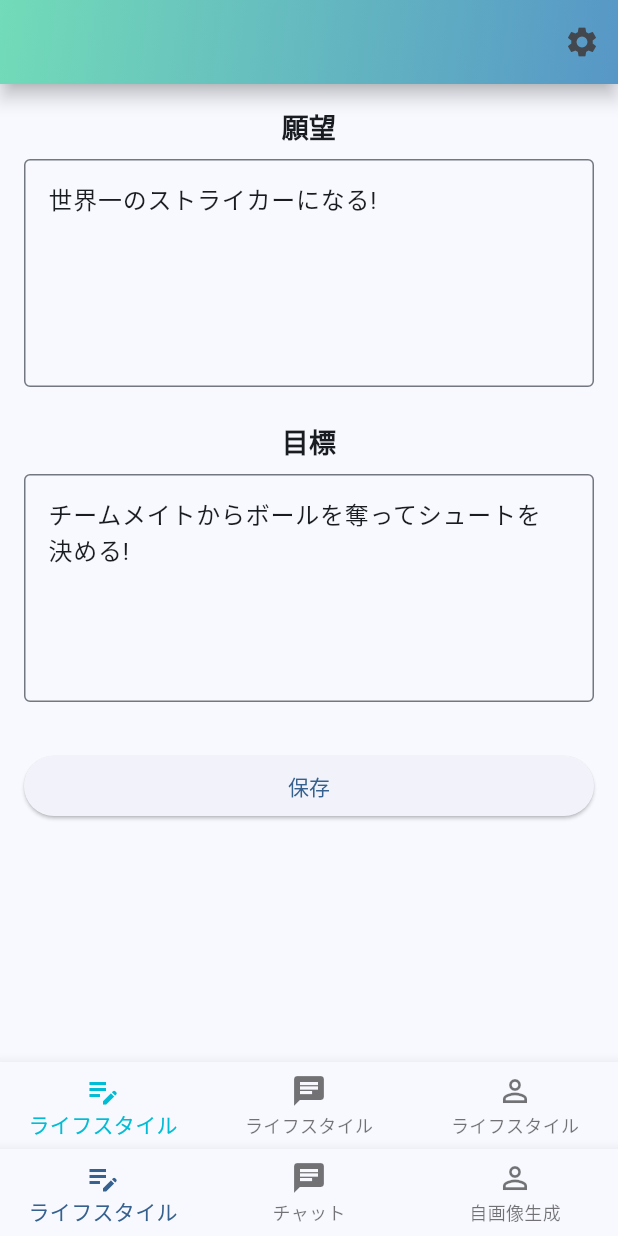
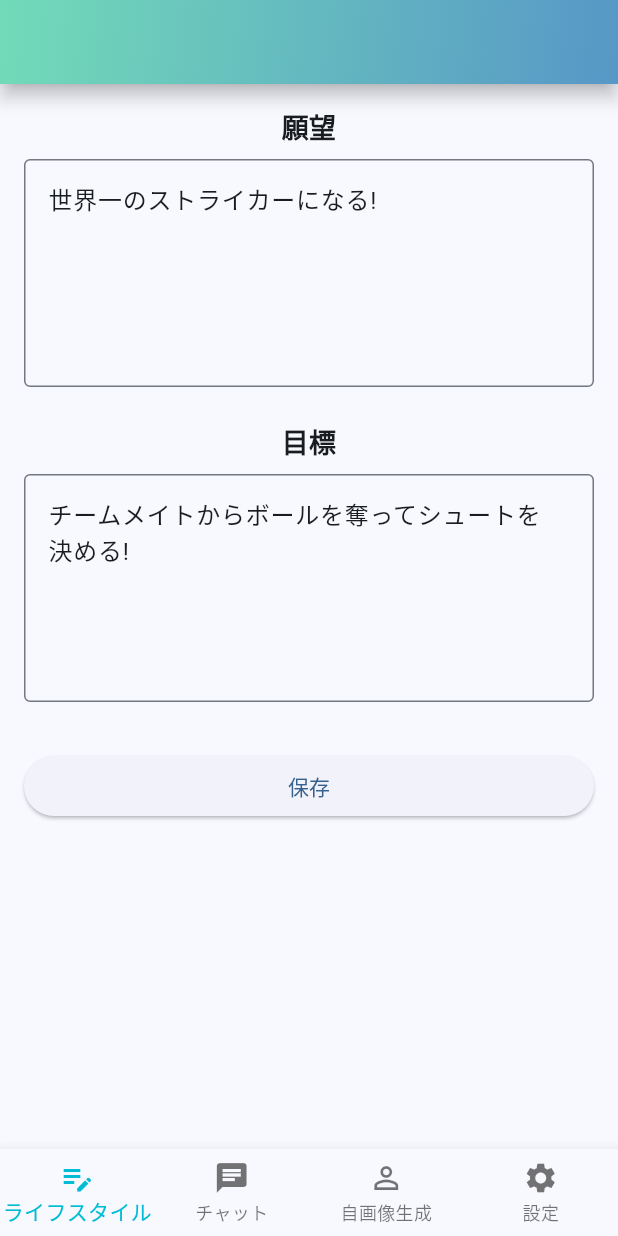
Before and after one commit to yamamomo2022/balance_ai_agent, a Flutter app: the BasePage screen opened directly, on a phone screen of 412 x 824 dp. Run offline on Flutter 3.47's test engine with Material 3 defaults, Android fonts, the phone set to English and light mode, and no system bars; our stand-ins replace dio, firebase_auth, firebase_core, flutter_chat_types, flutter_chat_ui, flutter_dotenv and 1 more; accounts and stored records are empty; generated files the repository leaves out were written again; network calls fail.

Commit message:
feat: add settings page and update navigation structure
- Added SettingPage to the TabItem enum for navigation.
- Updated LoginSignupPage to navigate to BasePage instead of LifestylePage.
- Removed CustomAppBar and AppBottomNavBar from ChatRoomPage, SelfImageGenerationPage, and SettingPage.
- Implemented a new AppBar design in BasePage with gradient background.
- Deleted unused AppBottomNavBar widget.

```diff
--- a/lib/enums/tab_item.dart
+++ b/lib/enums/tab_item.dart
@@ -1,3 +1,4 @@
+import 'package:balance_ai_agent/pages/setting_page.dart';
 import 'package:flutter/material.dart';
 import 'package:balance_ai_agent/pages/lifestyle_page.dart';
 import 'package:balance_ai_agent/pages/chat_room_page.dart';
@@ -18,6 +19,11 @@ enum TabItem {
     title: '自画像生成',
     icon: Icons.person_outline,
     page: SelfImageGenerationPage(),
+  ),
+  setting(
+    title: '設定',
+    icon: Icons.settings,
+    page: SettingPage(),
   );
 
   const TabItem({
--- a/lib/pages/base_page.dart
+++ b/lib/pages/base_page.dart
@@ -15,6 +15,24 @@ class BasePage extends HookWidget {
   Widget build(BuildContext context) {
     final currentTab = useState(TabItem.lifestyle);
     return Scaffold(
+      appBar: AppBar(
+        flexibleSpace: Container(
+          decoration: const BoxDecoration(
+            gradient: LinearGradient(
+              colors: [
+                Color.fromARGB(255, 114, 219, 184),
+                Color.fromARGB(255, 87, 151, 199)
+              ],
+              begin: Alignment.topLeft,
+              end: Alignment.bottomRight,
+            ),
+          ),
+        ),
+        elevation: 5,
+        scrolledUnderElevation: 10.0, // スクロール時の高さ
+        shadowColor: Colors.black, // 影の色
+        surfaceTintColor: Colors.transparent, // サーフェスの色合い
+      ),
       body: Stack(
         children: TabItem.values
             .map(
@@ -33,6 +51,7 @@ class BasePage extends HookWidget {
             .toList(),
       ),
       bottomNavigationBar: BottomNavigationBar(
+        selectedItemColor: Colors.cyan,
         type: BottomNavigationBarType.fixed,
         currentIndex: TabItem.values.indexOf(currentTab.value),
         items: TabItem.values
--- a/lib/pages/chat_room_page.dart
+++ b/lib/pages/chat_room_page.dart
@@ -2,12 +2,10 @@ import 'dart:convert';
 import 'dart:math';
 
 import 'package:balance_ai_agent/models/lifestyle.dart';
-import 'package:balance_ai_agent/widgets/app_bottom_nav_bar.dart';
 import 'package:flutter/material.dart';
 import 'package:flutter_chat_types/flutter_chat_types.dart' as types;
 import 'package:flutter_chat_ui/flutter_chat_ui.dart';
 
-import 'package:balance_ai_agent/widgets/custom_app_bar.dart';
 import 'package:dio/dio.dart';
 import 'package:balance_ai_agent/services/genkit_client.dart';
 
@@ -85,7 +83,6 @@ class ChatRoomPageState extends State<ChatRoomPage> {
 
   @override
   Widget build(BuildContext context) => Scaffold(
-        appBar: CustomAppBar(),
         body: Chat(
           user: _user,
           messages: _messages,
--- a/lib/pages/lifestyle_page.dart
+++ b/lib/pages/lifestyle_page.dart
@@ -1,7 +1,5 @@
-import 'package:balance_ai_agent/widgets/app_bottom_nav_bar.dart';
 import 'package:flutter/material.dart';
 import 'package:balance_ai_agent/models/lifestyle.dart'; // Lifestyle クラスの定義ファイルをインポート
-import 'package:balance_ai_agent/widgets/custom_app_bar.dart';
 import 'chat_room_page.dart';
 
 class LifestylePage extends StatefulWidget {
@@ -46,7 +44,6 @@ class _LifestylePageState extends State<LifestylePage> {
   @override
   Widget build(BuildContext context) {
     return Scaffold(
-        appBar: const CustomAppBar(),
       body: SingleChildScrollView(
         padding: const EdgeInsets.all(16),
         child: Column(
@@ -91,6 +88,6 @@ class _LifestylePageState extends State<LifestylePage> {
           ],
         ),
       ),
-        bottomNavigationBar: AppBottomNavBar(currentIndex: 0));
+    );
   }
 }
--- a/lib/pages/login_signup_page.dart
+++ b/lib/pages/login_signup_page.dart
@@ -1,8 +1,8 @@
-import 'package:balance_ai_agent/pages/lifestyle_page.dart';
 import 'package:flutter/material.dart';
 import 'package:balance_ai_agent/widgets/auth_form.dart';
 import 'signup_page.dart';
 import 'package:firebase_auth/firebase_auth.dart';
+import 'package:balance_ai_agent/pages/base_page.dart';
 
 class LoginSignupPage extends StatelessWidget {
   const LoginSignupPage({super.key});
@@ -42,8 +42,7 @@ class LoginSignupPage extends StatelessWidget {
                   // 匿名で使用する処理
                   Navigator.pushReplacement(
                     context,
-                    MaterialPageRoute(
-                        builder: (context) => const LifestylePage()),
+                    MaterialPageRoute(builder: (context) => const BasePage()),
                   );
                   try {
                     final userCredential =
--- a/lib/pages/self_image_generation_page.dart
+++ b/lib/pages/self_image_generation_page.dart
@@ -1,8 +1,6 @@
 import 'dart:typed_data';
 import 'package:flutter/material.dart';
 import 'package:balance_ai_agent/services/image_generation_service.dart';
-import 'package:balance_ai_agent/widgets/custom_app_bar.dart';
-import 'package:balance_ai_agent/widgets/app_bottom_nav_bar.dart';
 
 class SelfImageGenerationPage extends StatefulWidget {
   const SelfImageGenerationPage({super.key});
@@ -72,7 +70,6 @@ class _SelfImageGenerationPageState extends State<SelfImageGenerationPage> {
   Widget build(BuildContext context) {
     // Your existing build method...
     return Scaffold(
-      appBar: const CustomAppBar(),
       body: SingleChildScrollView(
         padding: const EdgeInsets.all(16.0),
         child: Column(
@@ -101,7 +98,6 @@ class _SelfImageGenerationPageState extends State<SelfImageGenerationPage> {
           ],
         ),
       ),
-      bottomNavigationBar: const AppBottomNavBar(currentIndex: 2),
     );
   }
 }
--- a/lib/widgets/app_bottom_nav_bar.dart
+++ /dev/null
@@ -1,71 +0,0 @@
-import 'package:balance_ai_agent/pages/self_image_generation_page.dart';
-import 'package:flutter/material.dart';
-import 'package:balance_ai_agent/pages/chat_room_page.dart';
-import 'package:balance_ai_agent/pages/lifestyle_page.dart';
-import 'package:balance_ai_agent/enums/tab_item.dart';
-
-class AppBottomNavBar extends StatelessWidget {
-  const AppBottomNavBar({
-    super.key,
-    required this.currentIndex,
-  });
-
-  final int currentIndex;
-
-  @override
-  Widget build(BuildContext context) {
-    return BottomNavigationBar(
-      currentIndex: currentIndex,
-      items: [
-        BottomNavigationBarItem(
-          icon: Icon(TabItem.lifestyle.icon),
-          label: TabItem.lifestyle.title,
-        ),
-        BottomNavigationBarItem(
-          icon: Icon(Icons.chat),
-          label: TabItem.lifestyle.title,
-        ),
-        BottomNavigationBarItem(
-          icon: Icon(Icons.person_outline),
-          label: TabItem.lifestyle.title,
-        ),
-      ],
-      selectedItemColor: Colors.cyan,
-      onTap: (index) {
-        // Don't navigate if we're already on this page
-        if (index == currentIndex) return;
-
-        switch (index) {
-          case 0:
-            if (context.widget is! LifestylePage) {
-              Navigator.pushReplacement(
-                context,
-                MaterialPageRoute<void>(
-                  builder: (BuildContext context) => const LifestylePage(),
-                ),
-              );
-            }
-          case 1:
-            if (context.widget is! ChatRoomPage) {
-              Navigator.pushReplacement(
-                context,
-                MaterialPageRoute<void>(
-                  builder: (BuildContext context) => const ChatRoomPage(),
-                ),
-              );
-            }
-          case 2:
-            if (context.widget is! SelfImageGenerationPage) {
-              Navigator.pushReplacement(
-                context,
-                MaterialPageRoute<void>(
-                  builder: (BuildContext context) =>
-                      const SelfImageGenerationPage(),
-                ),
-              );
-            }
-        }
-      },
-    );
-  }
-}
--- a/lib/widgets/custom_app_bar.dart
+++ b/lib/widgets/custom_app_bar.dart
@@ -14,20 +14,6 @@ class CustomAppBar extends StatelessWidget implements PreferredSizeWidget {
 
   @override
   Widget build(BuildContext context) {
-    final List<Widget> appBarActions = [
-      IconButton(
-        icon: const Icon(Icons.settings),
-        onPressed: () {
-          Navigator.push(
-            context,
-            MaterialPageRoute(
-              builder: (context) => const SettingPage(),
-            ),
-          );
-        },
-      )
-    ];
-
     return AppBar(
       flexibleSpace: Container(
         decoration: const BoxDecoration(
@@ -51,6 +37,6 @@ class CustomAppBar extends StatelessWidget implements PreferredSizeWidget {
               style: Theme.of(context).textTheme.labelLarge,
             )
           : Container(),
-        actions: appBarActions);
+    );
   }
 }
```
Also changed, not shown: lib/pages/setting_page.dart (+1 -13 lines). Lines whose indentation alone changed are shown as unchanged.
